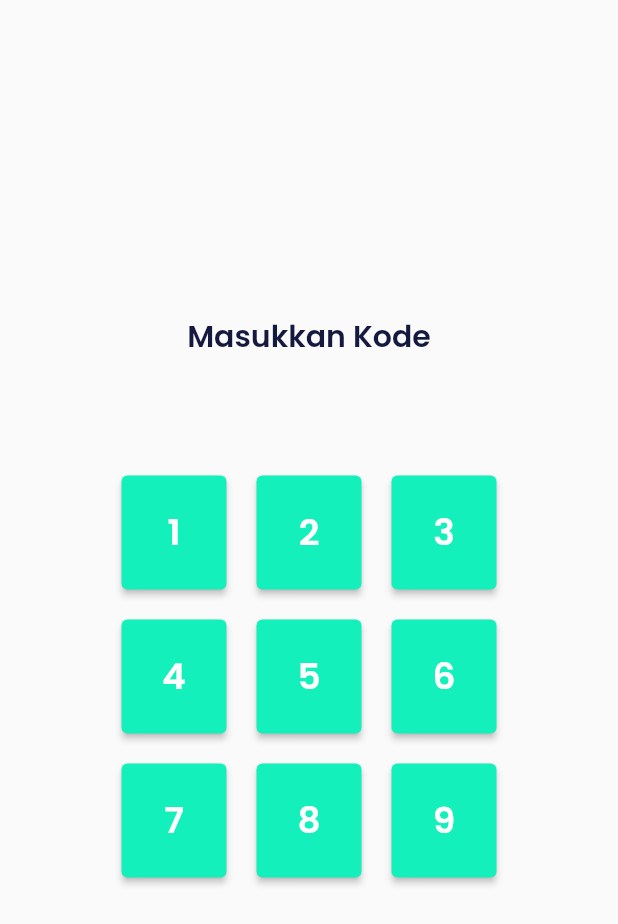
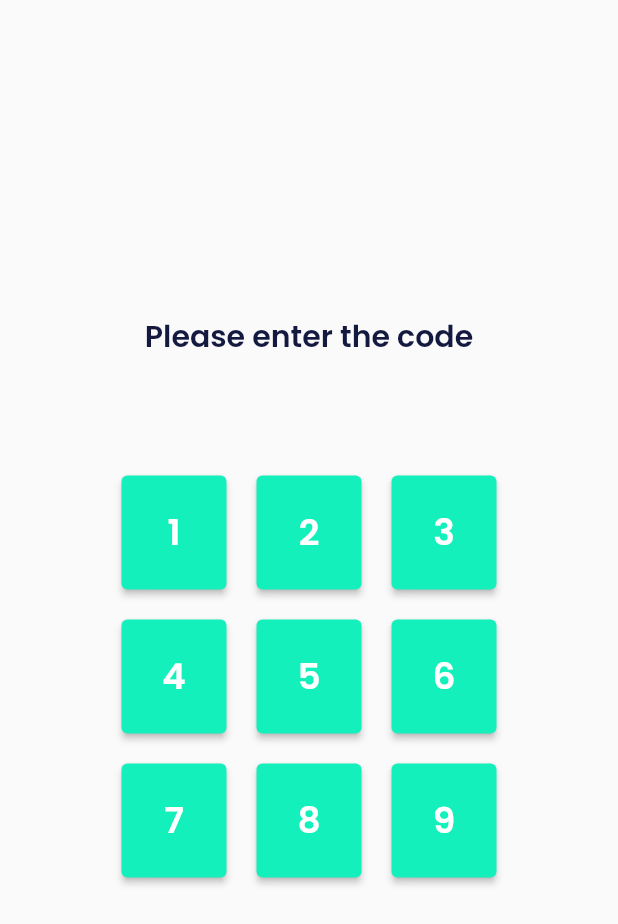
Before and after one commit to alvitoaditya19/safeguarduser, a Flutter app: the screen it shows after launch, on a phone screen of 412 x 824 dp. Shown: the top 924 px of the screen. Run offline on Flutter 3.47's test engine with Material 2 defaults, Android fonts, the light colour scheme and no system bars; our stand-ins replace another_flushbar, firebase_core, firebase_database, flutter_bloc, flutter_local_notifications, geocoding and 4 more; accounts and stored records are empty.

Commit message:
revision on v9

```diff
--- a/lib/main.dart
+++ b/lib/main.dart
@@ -62,7 +62,7 @@ void _showWrongCodeFlushbar() {
   Flushbar(
     backgroundColor: redColor,
       titleColor: whiteColor,
-    message: 'Kode salah. Silakan coba lagi.',
+    message: 'Invalid code. Please check and try again.',
     duration: Duration(seconds: 2),
   )..show(context);
 }
@@ -81,7 +81,7 @@ void _resetCode() {
           mainAxisAlignment: MainAxisAlignment.center,
           children: <Widget>[
             Text(
-              'Masukkan Kode',
+              'Please enter the code',
                style: blackTextStyle.copyWith(
               fontSize: 20,
               fontWeight: semiBold,
```
